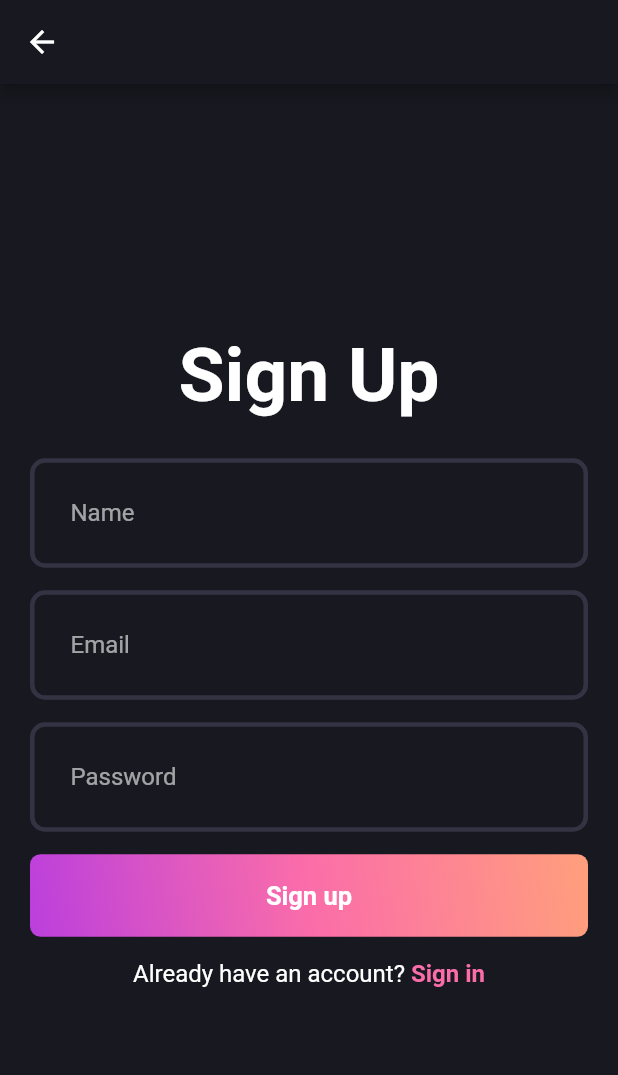
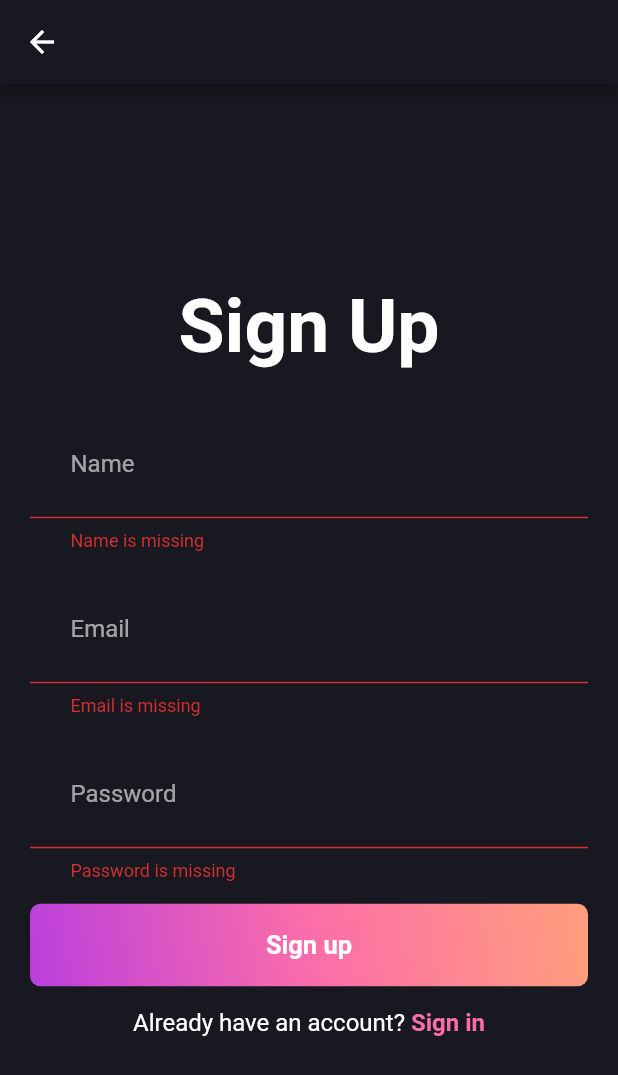
Before and after one commit to Vikalp2003/Blogie, a Flutter app: the SignUpPage screen opened directly, after a tap on "Sign up", on a phone screen of 412 x 824 dp. Shown: the top 1075 px of the screen. Run offline on Flutter 3.47's test engine with Material 2 defaults, Android fonts, the phone set to English and light mode, and no system bars; our stand-ins replace flutter_bloc, fpdart, get_it, supabase_flutter; accounts and stored records are empty.

Commit message:
applied Getit

```diff
--- a/lib/features/auth/domain/usecases/user_sign_up.dart
+++ b/lib/features/auth/domain/usecases/user_sign_up.dart
@@ -1,7 +1,7 @@
 import 'package:blog_app/core/error/failures.dart';
 import 'package:blog_app/core/usecase/usecase.dart';
 import 'package:blog_app/features/auth/domain/repository/auth_repository.dart';
-import 'package:fpdart/src/either.dart';
+import 'package:fpdart/fpdart.dart';
 
 class UserSignUp implements UseCase<String, UserSignUpParam> {
   final AuthRepository authRepository;
--- a/lib/features/auth/presentation/bloc/auth_bloc.dart
+++ b/lib/features/auth/presentation/bloc/auth_bloc.dart
@@ -1,3 +1,5 @@
+import 'package:blog_app/core/error/failures.dart';
+import 'package:blog_app/features/auth/domain/usecases/user_sign_up.dart';
 import 'package:flutter/cupertino.dart';
 import 'package:flutter_bloc/flutter_bloc.dart';
 
@@ -5,9 +7,17 @@ part 'auth_event.dart';
 part 'auth_state.dart';
 
 class AuthBloc extends Bloc<AuthEvent, AuthState> {
-  AuthBloc() : super(AuthInitial()) {
-    on<AuthEvent>((event, emit) {
-      // TODO: implement event handler
+  final UserSignUp _userSignUp;
+  AuthBloc({
+    required UserSignUp userSignUp,
+  })  : _userSignUp = userSignUp,
+        super(AuthInitial()) {
+    on<AuthSignUp>((event, emit) async {
+      final res = await _userSignUp(UserSignUpParam(
+          email: event.email, password: event.password, name: event.name));
+
+      res.fold((failure) => emit(AuthFailure(failure.message)),
+          (uid) => emit(AuthSuccess(uid)));
     });
   }
 }
--- a/lib/features/auth/presentation/bloc/auth_event.dart
+++ b/lib/features/auth/presentation/bloc/auth_event.dart
@@ -2,3 +2,11 @@ part of 'auth_bloc.dart';
 
 @immutable
 sealed class AuthEvent {}
+
+final class AuthSignUp extends AuthEvent {
+  final String name;
+  final String email;
+  final String password;
+
+  AuthSignUp({required this.name, required this.email, required this.password});
+}
--- a/lib/features/auth/presentation/bloc/auth_state.dart
+++ b/lib/features/auth/presentation/bloc/auth_state.dart
@@ -1,12 +1,20 @@
 part of 'auth_bloc.dart';
 
 @immutable
-sealed class AuthState {}
+sealed class AuthState {
+  const AuthState();
+}
 
-final class AuthInitial extends AuthState{}
+final class AuthInitial extends AuthState {}
 
-final class AuthLoading extends AuthState{}
+final class AuthLoading extends AuthState {}
 
-final class AuthSuccess extends AuthState{}
+final class AuthSuccess extends AuthState {
+  final String uid;
+  const AuthSuccess(this.uid);
+}
 
-final class AuthFailure extends AuthState{}
+final class AuthFailure extends AuthState {
+  final String message;
+  const AuthFailure(this.message);
+}
--- a/lib/features/auth/presentation/pages/signup_page.dart
+++ b/lib/features/auth/presentation/pages/signup_page.dart
@@ -1,8 +1,10 @@
 import 'package:blog_app/core/theme/app_pallete.dart';
+import 'package:blog_app/features/auth/presentation/bloc/auth_bloc.dart';
 import 'package:blog_app/features/auth/presentation/pages/login_page.dart';
 import 'package:blog_app/features/auth/presentation/widgets/auth_field.dart';
 import 'package:blog_app/features/auth/presentation/widgets/auth_gradient_button.dart';
 import 'package:flutter/material.dart';
+import 'package:flutter_bloc/flutter_bloc.dart';
 
 class SignUpPage extends StatefulWidget {
   static route() => MaterialPageRoute(builder: (context) => const SignUpPage());
@@ -64,8 +66,16 @@ class _SignUpPageState extends State<SignUpPage> {
                       controller: passwordController,
                       password: true),
                   const SizedBox(height: 15),
-                  const AuthGradientButton(
+                  AuthGradientButton(
                     buttonText: "Sign up",
+                    onPressed: () {
+                      if (formKey.currentState!.validate()) {
+                        context.read<AuthBloc>().add(AuthSignUp(
+                            name: nameController.text.trim(),
+                            email: emailController.text.trim(),
+                            password: passwordController.text.trim()));
+                      }
+                    },
                   ),
                   const SizedBox(height: 15),
                   GestureDetector(
--- a/lib/features/auth/presentation/widgets/auth_gradient_button.dart
+++ b/lib/features/auth/presentation/widgets/auth_gradient_button.dart
@@ -3,7 +3,8 @@ import 'package:flutter/material.dart';
 
 class AuthGradientButton extends StatelessWidget {
   final String buttonText;
-  const AuthGradientButton({super.key,required this.buttonText});
+  final VoidCallback onPressed;
+  const AuthGradientButton({super.key, required this.buttonText,required this.onPressed});
 
   @override
   Widget build(BuildContext context) {
@@ -20,7 +21,7 @@ class AuthGradientButton extends StatelessWidget {
           ),
           borderRadius: BorderRadius.circular(7)),
       child: ElevatedButton(
-        onPressed: () {},
+        onPressed: onPressed,
         style: ElevatedButton.styleFrom(
           fixedSize: const Size(395, 55),
           backgroundColor: AppPallete.transparentColor,
@@ -28,7 +29,7 @@ class AuthGradientButton extends StatelessWidget {
         ),
         child: Text(
           buttonText,
-          style:const TextStyle(
+          style: const TextStyle(
             fontSize: 17,
             fontWeight: FontWeight.w600,
           ),
--- a/pubspec.yaml
+++ b/pubspec.yaml
@@ -38,6 +38,7 @@ dependencies:
   fpdart: ^1.1.0
   supabase_flutter: ^2.6.0
   flutter_bloc: ^8.1.6
+  get_it: ^8.0.0
 
 dev_dependencies:
   flutter_test:
```
Also changed, not shown: lib/features/auth/presentation/pages/login_page.dart (+5 -3 lines), lib/init_dependencies.dart (added, +43 -0 lines), lib/main.dart (+12 -5 lines), pubspec.lock.
